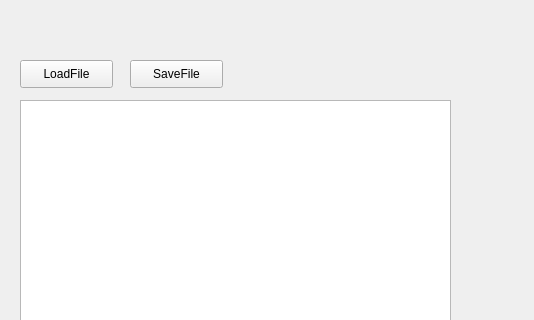
This is imageprocessorwindow.ui in Hidden61ade/CSC3002_Photo_processor as Qt 5 draws it before an edit; both pictures show x 0 to 534 and y 0 to 320 of the 1000 by 1000 pixel window. The edited form follows.
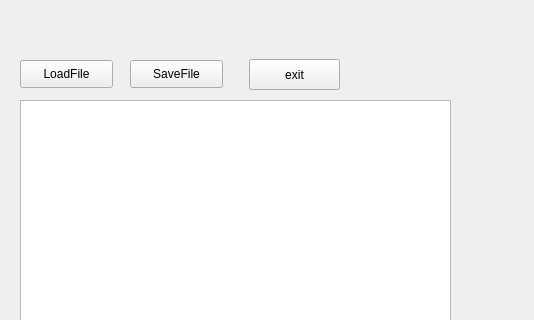
This is the edited form.

```diff
--- a/imageprocessorwindow.ui
+++ b/imageprocessorwindow.ui
@@ -105,6 +105,19 @@
     <string>Proceed</string>
    </property>
   </widget>
+  <widget class="QPushButton" name="exitButton">
+   <property name="geometry">
+    <rect>
+     <x>249</x>
+     <y>59</y>
+     <width>91</width>
+     <height>31</height>
+    </rect>
+   </property>
+   <property name="text">
+    <string>exit</string>
+   </property>
+  </widget>
  </widget>
  <resources/>
  <connections/>
```
Left out of the diff: 3 changed lines with no effect on the pictures.
